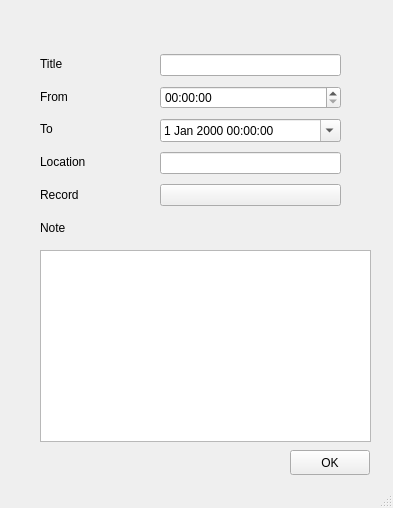
Before: the Qt Designer form choose.ui in steven558877/Calendar, drawn with Qt 5.
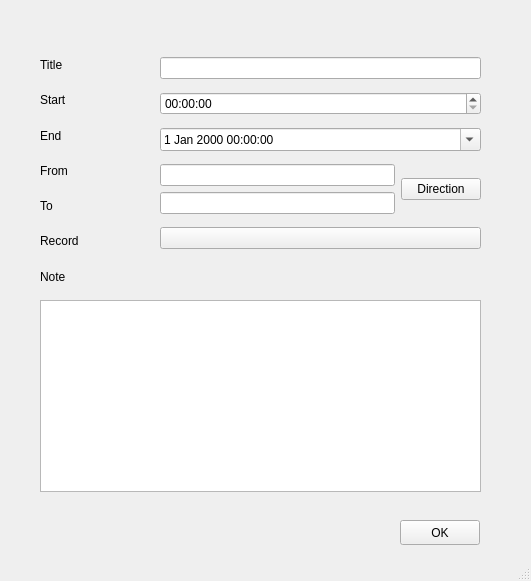
After: the same form once the commit is applied.

Commit message: modified files who use the direction class.

```diff
--- a/choose.ui
+++ b/choose.ui
@@ -6,8 +6,8 @@
    <rect>
     <x>0</x>
     <y>0</y>
-    <width>393</width>
-    <height>508</height>
+    <width>531</width>
+    <height>581</height>
    </rect>
   </property>
   <property name="windowTitle">
@@ -17,8 +17,8 @@
    <widget class="QPushButton" name="okBtn">
     <property name="geometry">
      <rect>
-      <x>290</x>
-      <y>450</y>
+      <x>400</x>
+      <y>520</y>
       <width>80</width>
       <height>25</height>
      </rect>
@@ -31,8 +31,8 @@
     <property name="geometry">
      <rect>
       <x>40</x>
-      <y>250</y>
-      <width>331</width>
+      <y>300</y>
+      <width>441</width>
       <height>192</height>
      </rect>
     </property>
@@ -43,7 +43,7 @@
       <x>40</x>
       <y>50</y>
       <width>101</width>
-      <height>191</height>
+      <height>241</height>
      </rect>
     </property>
     <layout class="QVBoxLayout" name="verticalLayout">
@@ -54,6 +54,20 @@
        </property>
       </widget>
      </item>
+     <item>
+      <widget class="QLabel" name="label_7">
+       <property name="text">
+        <string>Start</string>
+       </property>
+      </widget>
+     </item>
+     <item>
+      <widget class="QLabel" name="label_4">
+       <property name="text">
+        <string>End</string>
+       </property>
+      </widget>
+     </item>
      <item>
       <widget class="QLabel" name="label_2">
        <property name="text">
@@ -68,13 +82,6 @@
        </property>
       </widget>
      </item>
-     <item>
-      <widget class="QLabel" name="label_4">
-       <property name="text">
-        <string>Location</string>
-       </property>
-      </widget>
-     </item>
      <item>
       <widget class="QLabel" name="label_6">
        <property name="text">
@@ -96,8 +103,8 @@
      <rect>
       <x>160</x>
       <y>50</y>
-      <width>181</width>
-      <height>161</height>
+      <width>321</width>
+      <height>211</height>
      </rect>
     </property>
     <layout class="QVBoxLayout" name="verticalLayout_2">
@@ -119,7 +126,37 @@
       </widget>
      </item>
      <item>
-      <widget class="QLineEdit" name="location"/>
+      <layout class="QHBoxLayout" name="horizontalLayout">
+       <item>
+        <layout class="QVBoxLayout" name="verticalLayout_6">
+         <item>
+          <widget class="QLineEdit" name="LocationFrom"/>
+         </item>
+         <item>
+          <widget class="QLineEdit" name="LocationTo"/>
+         </item>
+        </layout>
+       </item>
+       <item>
+        <widget class="QPushButton" name="dirBtn">
+         <property name="text">
+          <string>Direction</string>
+         </property>
+         <property name="iconSize">
+          <size>
+           <width>16</width>
+           <height>16</height>
+          </size>
+         </property>
+         <property name="default">
+          <bool>false</bool>
+         </property>
+         <property name="flat">
+          <bool>false</bool>
+         </property>
+        </widget>
+       </item>
+      </layout>
      </item>
      <item>
       <widget class="QPushButton" name="recBtn">
```
The commit also changes 5 other files.
